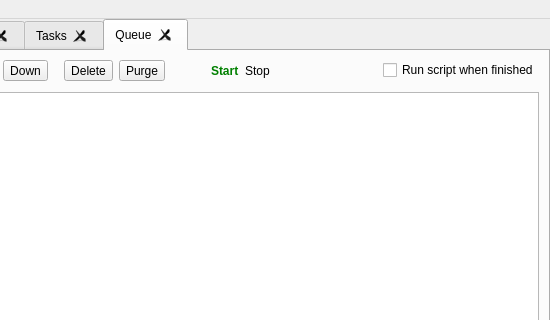
Before: the Qt Designer form src/main_window.ui in holazt/RcloneBrowser, drawn with Qt 5; both pictures show x 146 to 696 and y 0 to 320 of the 696 by 411 pixel window.
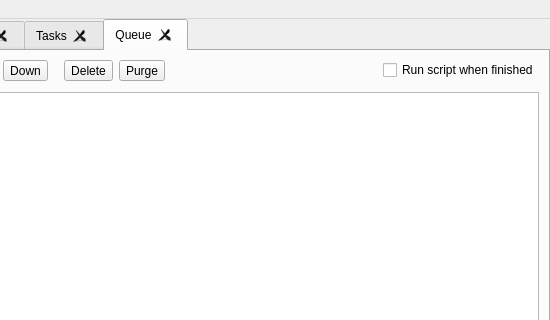
After: the same form once the commit is applied. The open tabs and pages were chosen to show the change.

Commit message: set initial queue message

```diff
--- a/src/main_window.ui
+++ b/src/main_window.ui
@@ -591,14 +591,14 @@
              <string notr="true">color: green; font-weight: bold;</string>
             </property>
             <property name="text">
-             <string>Start</string>
+             <string/>
             </property>
            </widget>
           </item>
           <item>
            <widget class="QLabel" name="labelQueueInfoStop">
             <property name="text">
-             <string>Stop</string>
+             <string/>
             </property>
            </widget>
           </item>
```
The commit also changes 1 other file.
